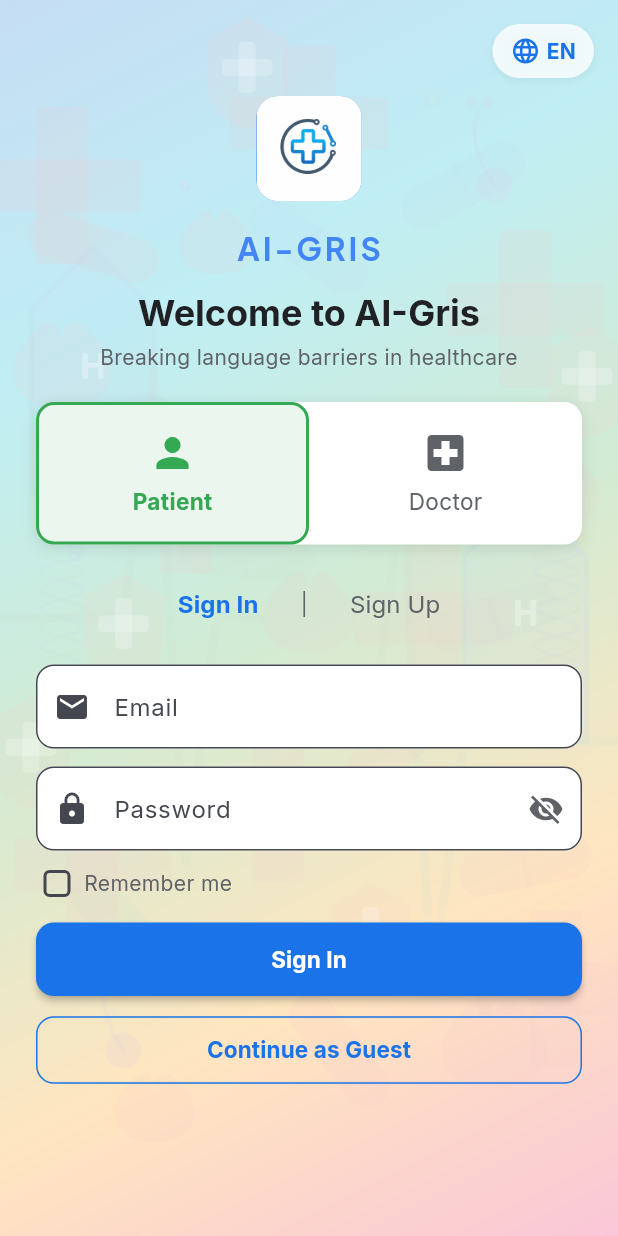
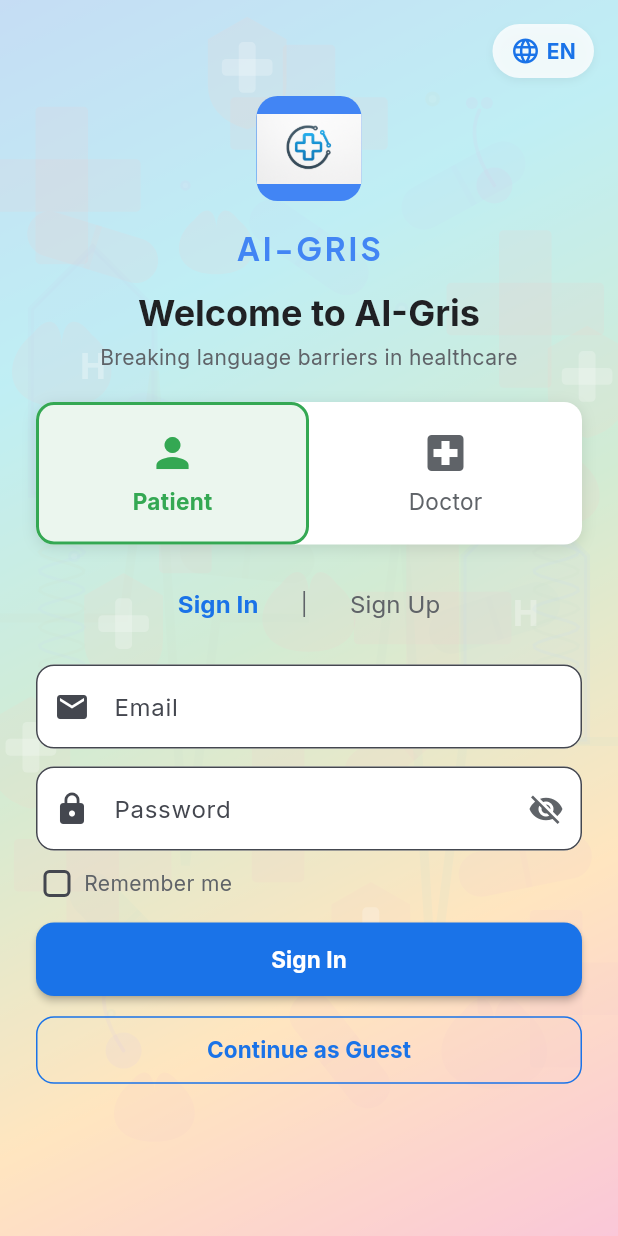
Before and after one commit to Kingmaker-RK/Medicus1, a Flutter app: the screen it shows after launch, on a phone screen of 412 x 824 dp. Run offline on Flutter 3.47's test engine with Material 3 defaults, Android fonts, the phone set to English and light mode, and no system bars; our stand-ins replace audioplayers, cloud_firestore, dio, file_picker, firebase_auth, firebase_core and 14 more; missing offline and left inert: deepl_dart, model_viewer_plus, record; accounts and stored records are empty.

Commit message:
Final commit - ensure all changes are saved
- Generated with [Teta](https://teta.so) using [Claude Code](https://claude.com/claude-code)

Co-Authored-By: Teta <noreply@teta.so> using Claude <noreply@anthropic.com>

```diff
--- a/lib/widgets/ai_gris_logo.dart
+++ b/lib/widgets/ai_gris_logo.dart
@@ -24,7 +24,7 @@ class AiGrisLogo extends StatelessWidget {
           child: ClipRRect(
             borderRadius: BorderRadius.circular(size * 0.2),
             child: Image.asset(
-              'assets/images/Ai-Gris_Logo_HQ.png',
+              'assets/images/aigris_hq.png',
               fit: BoxFit.contain,
             ),
           ),
```
Also changed, not shown: assets/images/Ai-Gris_Logo_HQ.png (deleted), assets/images/aigris_hq.png (added).
